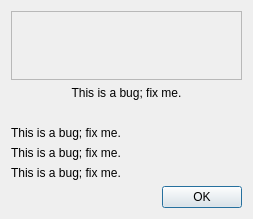
Above: ui/dialogs/AboutDialog.ui from cegui/ceed-cpp before the change. Below: the same form after it.
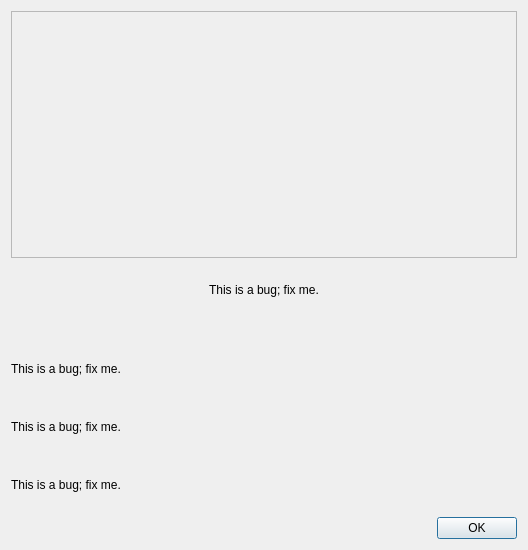
That is the form after the change.

Commit message: Icons fixed, about dialog size increased, version switched to 1.0.0-beta2

What changed in the file:
```diff
--- a/ui/dialogs/AboutDialog.ui
+++ b/ui/dialogs/AboutDialog.ui
@@ -9,8 +9,8 @@
    <rect>
     <x>0</x>
     <y>0</y>
-    <width>253</width>
-    <height>219</height>
+    <width>528</width>
+    <height>550</height>
    </rect>
   </property>
   <property name="minimumSize">
```
The commit also changes 3 other files.
